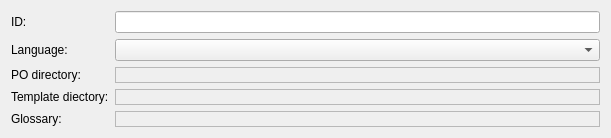
This is src/project/prefs_projectmain.ui in KDE/lokalize as Qt 5 draws it before an edit. The edited form follows.
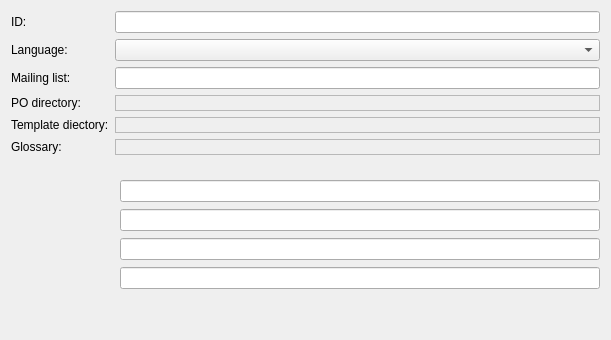
This is the edited form. Custom widgets are drawn as their Qt base class.

The edit to the form file:
```diff
--- a/src/project/prefs_projectmain.ui
+++ b/src/project/prefs_projectmain.ui
@@ -6,7 +6,7 @@
     <x>0</x>
     <y>0</y>
     <width>611</width>
-    <height>131</height>
+    <height>340</height>
    </rect>
   </property>
   <layout class="QGridLayout" >
@@ -27,7 +27,7 @@
      </property>
     </widget>
    </item>
-   <item row="2" column="1" >
+   <item row="3" column="1" >
     <widget class="KUrlRequester" name="poBaseDir" >
      <property name="sizePolicy" >
       <sizepolicy vsizetype="Minimum" hsizetype="Preferred" >
@@ -49,29 +49,29 @@
      </property>
     </widget>
    </item>
-   <item row="3" column="1" >
-    <widget class="KUrlRequester" name="potBaseDir" >
-     <property name="sizePolicy" >
-      <sizepolicy vsizetype="Fixed" hsizetype="Preferred" >
-       <horstretch>0</horstretch>
-       <verstretch>0</verstretch>
-      </sizepolicy>
-     </property>
-     <property name="minimumSize" >
-      <size>
-       <width>400</width>
-       <height>16</height>
-      </size>
-     </property>
-     <property name="frameShape" >
-      <enum>QFrame::StyledPanel</enum>
-     </property>
-     <property name="frameShadow" >
-      <enum>QFrame::Raised</enum>
-     </property>
-    </widget>
-   </item>
    <item row="4" column="1" >
+    <widget class="KUrlRequester" name="potBaseDir" >
+     <property name="sizePolicy" >
+      <sizepolicy vsizetype="Fixed" hsizetype="Preferred" >
+       <horstretch>0</horstretch>
+       <verstretch>0</verstretch>
+      </sizepolicy>
+     </property>
+     <property name="minimumSize" >
+      <size>
+       <width>400</width>
+       <height>16</height>
+      </size>
+     </property>
+     <property name="frameShape" >
+      <enum>QFrame::StyledPanel</enum>
+     </property>
+     <property name="frameShadow" >
+      <enum>QFrame::Raised</enum>
+     </property>
+    </widget>
+   </item>
+   <item row="5" column="1" >
     <widget class="KUrlRequester" name="glossaryTbx" >
      <property name="sizePolicy" >
       <sizepolicy vsizetype="Fixed" hsizetype="Preferred" >
@@ -93,7 +93,7 @@
      </property>
     </widget>
    </item>
-   <item row="2" column="0" >
+   <item row="3" column="0" >
     <widget class="QLabel" name="textLabel2_2" >
      <property name="text" >
       <string>PO directory:</string>
@@ -103,7 +103,7 @@
      </property>
     </widget>
    </item>
-   <item row="3" column="0" >
+   <item row="4" column="0" >
     <widget class="QLabel" name="textLabel2" >
      <property name="text" >
       <string>Template diectory:</string>
@@ -113,14 +113,14 @@
      </property>
     </widget>
    </item>
-   <item row="4" column="0" >
+   <item row="5" column="0" >
     <widget class="QLabel" name="label" >
      <property name="text" >
       <string>Glossary:</string>
      </property>
     </widget>
    </item>
-   <item row="5" column="1" >
+   <item row="6" column="1" >
     <spacer>
      <property name="orientation" >
       <enum>Qt::Vertical</enum>
@@ -143,6 +143,16 @@
      </property>
     </widget>
    </item>
+   <item row="2" column="1" >
+    <widget class="QLineEdit" name="kcfg_MailingList" />
+   </item>
+   <item row="2" column="0" >
+    <widget class="QLabel" name="label_4" >
+     <property name="text" >
+      <string>Mailing list:</string>
+     </property>
+    </widget>
+   </item>
   </layout>
   <widget class="RelPathSaver" name="kcfg_PoBaseDir" >
    <property name="geometry" >
```
Left out of the diff: 2 changed lines with no effect on the pictures.
